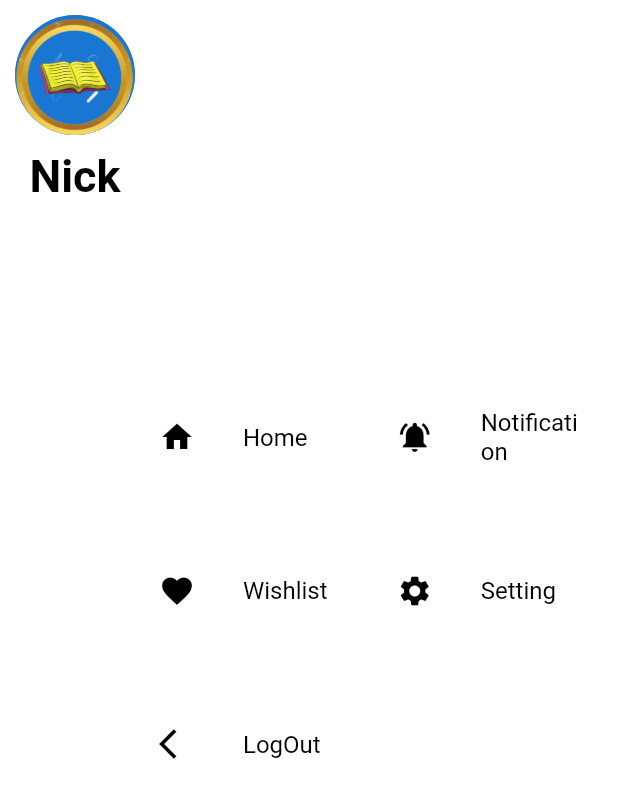
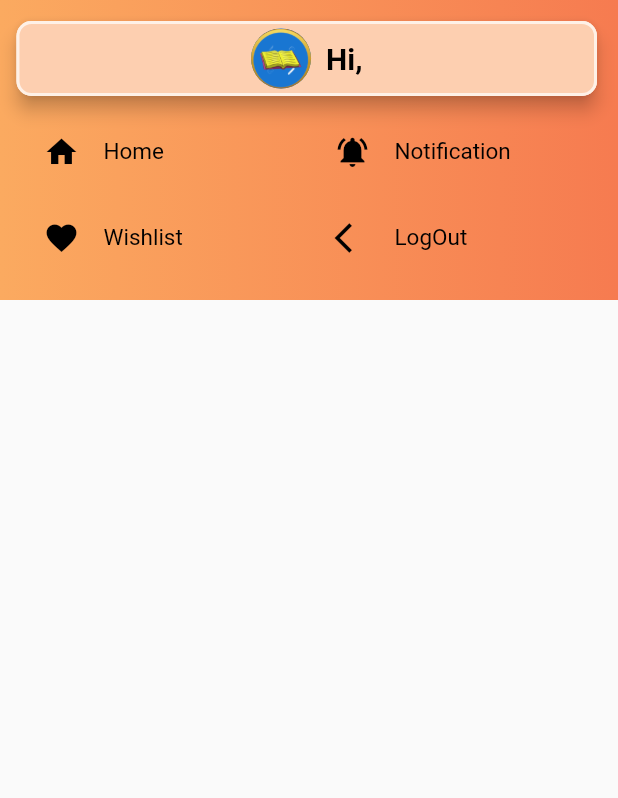
Before and after one commit to akshaya-sivakumar/bookstore, a Flutter app: the SliderView widget shown alone on an empty page, opened directly, on a phone screen of 412 x 824 dp. Shown: the top 798 px of the screen. Run offline on Flutter 3.47's test engine with Material 2 defaults, Android fonts, the phone set to English and light mode, and no system bars; our stand-ins replace flutter_rating_bar, flutter_slider_drawer, fluttertoast, google_fonts, hexcolor, intro_slider and 2 more; network calls fail; Roboto replaces fonts that are missing (BalsamiqSans, BalsamiqSans_Regular).

Commit message:
add drawer

```diff
--- a/lib/main.dart
+++ b/lib/main.dart
@@ -1,5 +1,4 @@
-import 'package:bookstore/ui/dashbaord.dart';
-import 'package:bookstore/ui/login.dart';
+
 import 'package:bookstore/ui/splash_screen.dart';
 import 'package:flutter/material.dart';
 
--- a/lib/repository/bookdetail_repo.dart
+++ b/lib/repository/bookdetail_repo.dart
@@ -4,7 +4,7 @@ import 'dart:core';
 import 'package:bookstore/model/bookdetail_model.dart';
 import 'package:bookstore/ui/dashbaord.dart';
 
-import '../model/booklist_model.dart';
+
 import 'package:http/http.dart' as http;
 
 class BookdetailRepository {
--- a/lib/repository/yourbooks_repo.dart
+++ b/lib/repository/yourbooks_repo.dart
@@ -1,7 +1,6 @@
 import 'dart:convert';
 import 'dart:core';
 
-import 'package:bookstore/ui/dashbaord.dart';
 
 import '../model/booklist_model.dart';
 import 'package:http/http.dart' as http;
--- a/lib/ui/book_detail.dart
+++ b/lib/ui/book_detail.dart
@@ -261,6 +261,7 @@ class BookDetailState extends State<BookDetail> {
                     ],
                   ))
               : Container(
+                  height: MediaQuery.of(context).size.height,
                   alignment: FractionalOffset.center,
                   child: const CircularProgressIndicator(
                       backgroundColor: Colors.black87,
@@ -393,8 +394,7 @@ class BookDetailState extends State<BookDetail> {
   Widget build(BuildContext context) {
     return Scaffold(
         appBar: AppBar(
-          automaticallyImplyLeading: false,
-          actions: [Icon(Icons.notification_add)],
+          automaticallyImplyLeading: true,
           title: Text("BookStore"),
           flexibleSpace: Container(
             decoration: BoxDecoration(
--- a/lib/ui/widgets/drawer.dart
+++ b/lib/ui/widgets/drawer.dart
@@ -1,5 +1,8 @@
 import 'package:bookstore/ui/dashbaord.dart';
+import 'package:bookstore/ui/splash_screen.dart';
 import 'package:flutter/material.dart';
+import 'package:flutter/services.dart';
+import 'package:hexcolor/hexcolor.dart';
 
 class SliderView extends StatelessWidget {
   final Function(String)? onItemClick;
@@ -10,75 +13,116 @@ class SliderView extends StatelessWidget {
   Widget build(BuildContext context) {
     return SafeArea(
       child: Container(
-        color: Colors.white,
-        padding: const EdgeInsets.only(top: 10, right: 10, left: 10),
+        height: 200,
+        decoration: BoxDecoration(
+          gradient: LinearGradient(
+              begin: Alignment.centerRight,
+              end: Alignment.centerLeft,
+              colors: <Color>[HexColor("#F67B50"), HexColor("#FBAA60")]),
+        ),
+        padding: const EdgeInsets.only(top: 10, right: 10, left: 7, bottom: 5),
+        child: Column(
+          children: [
+            Card(
+              elevation: 5,
+              shape: RoundedRectangleBorder(
+                side: BorderSide(color: Colors.white70, width: 2),
+                borderRadius: BorderRadius.circular(10),
+              ),
+              child: Container(
+                height: 50,
+                padding: EdgeInsets.all(5),
+                decoration: BoxDecoration(
+                    color: HexColor("#fdcfb0"),
+                    borderRadius: BorderRadius.circular(10)),
                 child: Row(
+                  mainAxisAlignment: MainAxisAlignment.center,
                   children: [
-            Column(
-              children: [
+                    SizedBox(
+                      height: 5,
+                    ),
                     Container(
                       child: CircleAvatar(
-                    radius: 40,
-                    backgroundColor: Colors.grey,
-                    child: CircleAvatar(
-                      radius: 45,
-                      backgroundImage: AssetImage('assets/images/profile.png'),
+                        radius: 25,
+                        backgroundImage:
+                            AssetImage('assets/images/profile.png'),
+                      ),
+                    ),
+                    SizedBox(
+                      width: 5,
+                    ),
+                    Text(
+                      "Hi, " + SplashScreenState.nameText.text,
+                      style: TextStyle(
+                          color: Colors.black,
+                          fontWeight: FontWeight.bold,
+                          fontSize: 20,
+                          fontFamily: 'BalsamiqSans'),
+                    ),
+                  ],
                 ),
               ),
             ),
-                SizedBox(
-                  height: 10,
-                ),
-                Text(
-                  'Nick',
-                  style: TextStyle(
-                      color: Colors.black,
-                      fontWeight: FontWeight.bold,
-                      fontSize: 30,
-                      fontFamily: 'BalsamiqSans'),
-                ),
-                SizedBox(
-                  height: 10,
-                )
-              ],
-            ),
+            Container(
+              margin: const EdgeInsets.only(left: 10.0),
+              child: Row(
+                mainAxisAlignment: MainAxisAlignment.center,
+                children: [
                   Expanded(
-              child: GridView(
+                    child: GridView.count(
+                      mainAxisSpacing: 3,
+                      crossAxisSpacing: 3,
+                      childAspectRatio: 3.5,
+                      crossAxisCount: 2,
+                      padding: EdgeInsets.only(top: 0),
                       shrinkWrap: true,
-                gridDelegate: const SliverGridDelegateWithMaxCrossAxisExtent(
-                    maxCrossAxisExtent: 200,
-                    childAspectRatio: 3 / 2,
-                    crossAxisSpacing: 5,
-                    mainAxisSpacing: 0),
                       children: [
-                  _SliderMenuItem(
+                        Padding(
+                          padding: const EdgeInsets.all(5.0),
+                          child: _SliderMenuItem(
                               title: 'Home',
                               iconData: Icons.home,
                               onTap: (data) {
                                 Navigator.push(
                                   context,
-                          MaterialPageRoute(builder: (context) => Dashboard()),
+                                  MaterialPageRoute(
+                                      builder: (context) => Dashboard()),
                                 );
                               }),
-                  _SliderMenuItem(
+                        ),
+                        Padding(
+                          padding: const EdgeInsets.all(5.0),
+                          child: _SliderMenuItem(
                               title: 'Notification',
                               iconData: Icons.notifications_active,
                               onTap: onItemClick),
-                  _SliderMenuItem(
+                        ),
+                        Padding(
+                          padding: const EdgeInsets.all(5.0),
+                          child: _SliderMenuItem(
                               title: 'Wishlist',
                               iconData: Icons.favorite,
                               onTap: onItemClick),
-                  _SliderMenuItem(
+                        ),
+                        /*     _SliderMenuItem(
                             title: 'Setting',
                             iconData: Icons.settings,
-                      onTap: onItemClick),
-                  _SliderMenuItem(
+                            onTap: onItemClick), */
+                        Padding(
+                          padding: const EdgeInsets.all(5.0),
+                          child: _SliderMenuItem(
                               title: 'LogOut',
                               iconData: Icons.arrow_back_ios,
-                      onTap: onItemClick),
+                              onTap: (value) {
+                                SystemNavigator.pop();
+                              }),
+                        ),
                       ],
                     ),
                   )
+                ],
+              ),
+            ),
           ],
         ),
         /*    child: Column(
@@ -151,12 +195,20 @@ class _SliderMenuItem extends StatelessWidget {
 
   @override
   Widget build(BuildContext context) {
-    return ListTile(
+    return InkWell(
+      onTap: () => onTap?.call(title),
+      child: ListTile(
+        minLeadingWidth: 5,
+        minVerticalPadding: 0,
+        contentPadding: EdgeInsets.only(left: 7),
+        leading: Icon(iconData, color: Colors.black),
         title: Text(title,
             style: TextStyle(
-                color: Colors.black, fontFamily: 'BalsamiqSans_Regular')),
-        leading: Icon(iconData, color: Colors.black),
-        onTap: () => onTap?.call(title));
+                fontSize: 15,
+                color: Colors.black,
+                fontFamily: 'BalsamiqSans_Regular')),
+      ),
+    );
   }
 }
 
@@ -176,35 +228,41 @@ class _AuthorList extends StatelessWidget {
         'Never ask an elf for help; they might decide your better off dead, eh?'));
     dataList.add(Data(Colors.green, 'Maya Thomas', 'Act first, explain later'));
     return Container(
-      padding: const EdgeInsets.symmetric(horizontal: 5),
-      child: ListView.separated(
-          scrollDirection: Axis.vertical,
+      padding: const EdgeInsets.symmetric(horizontal: 0),
+      child: GridView.builder(
+          gridDelegate: const SliverGridDelegateWithMaxCrossAxisExtent(
+              maxCrossAxisExtent: 200,
+              childAspectRatio: 1 / 2,
+              crossAxisSpacing: 2,
+              mainAxisSpacing: 2),
+          scrollDirection: Axis.horizontal,
           //   physics: BouncingScrollPhysics(),
           //    padding: const EdgeInsets.symmetric(horizontal: 5, vertical: 5),
           itemBuilder: (builder, index) {
             return Container(
-              height: 100,
+              height: 20,
+              width: 70,
               decoration: new BoxDecoration(
                   color: dataList[index].color,
                   borderRadius: new BorderRadius.all(
                     const Radius.circular(10.0),
                   )),
               child: Column(
-                mainAxisSize: MainAxisSize.min,
-                crossAxisAlignment: CrossAxisAlignment.start,
+                // mainAxisSize: MainAxisSize.min,
+                crossAxisAlignment: CrossAxisAlignment.center,
                 children: <Widget>[
                   Padding(
-                    padding: const EdgeInsets.all(5),
+                    padding: const EdgeInsets.all(0),
                     child: Text(
                       dataList[index].name,
                       style: TextStyle(
                           fontFamily: 'BalsamiqSans_Blod',
-                          fontSize: 30,
+                          fontSize: 25,
                           color: Colors.white),
                     ),
                   ),
                   Padding(
-                    padding: const EdgeInsets.all(5),
+                    padding: const EdgeInsets.all(0),
                     child: Text(
                       dataList[index].detail,
                       style: TextStyle(
@@ -215,12 +273,6 @@ class _AuthorList extends StatelessWidget {
                   )
                 ],
               ),
-            );
-          },
-          separatorBuilder: (builder, index) {
-            return Divider(
-              height: 4,
-              thickness: 0,
             );
           },
           itemCount: dataList.length),
```
Also changed, not shown: lib/ui/dashbaord.dart (+4 -3 lines), lib/ui/splash_screen.dart (+76 -9 lines), pubspec.yaml (+8 -0 lines), pubspec.lock, 22 other files. Lines whose indentation alone changed are shown as unchanged.
